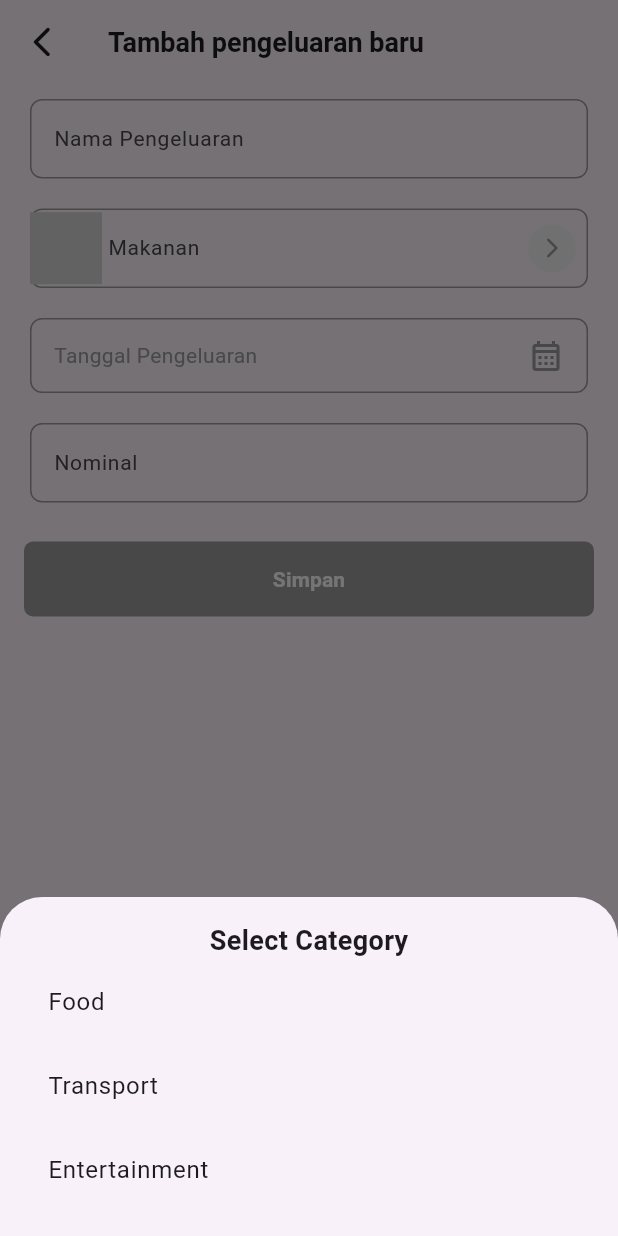
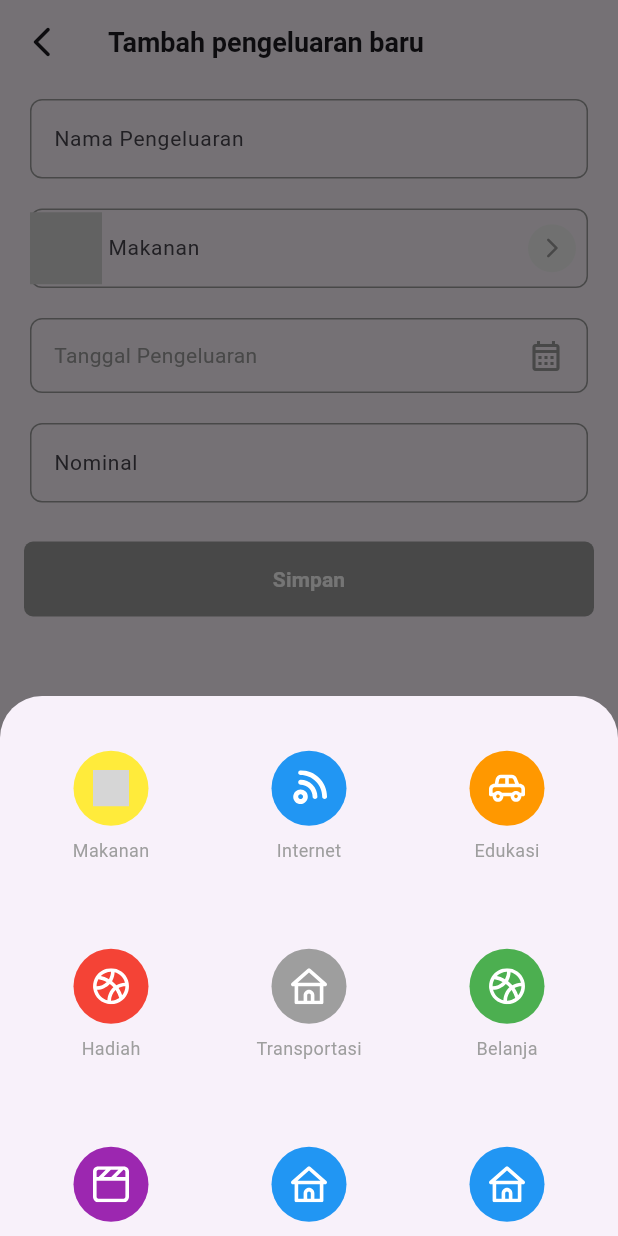
Before and after one commit to Firadians/dot_hiring_project, a Flutter app: the AddExpenseScreen screen opened directly, after a tap on "Makanan", on a phone screen of 412 x 824 dp. Run offline on Flutter 3.47's test engine with Material 3 defaults, Android fonts, the phone set to English and light mode, and no system bars; our stand-ins replace bloc, equatable, flutter_bloc, flutter_svg, shimmer, sqflite; accounts and stored records are empty; grey boxes are pictures that could not be loaded.

Commit message:
Resolved merge conflicts and added new file

```diff
--- a/lib/custom_text_editable_widget.dart
+++ b/lib/custom_text_editable_widget.dart
@@ -2,6 +2,8 @@ import 'package:flutter/material.dart';
 import 'package:intl/intl.dart';
 import 'package:flutter_svg/flutter_svg.dart';
 import 'package:flutter/services.dart';
+import 'models/category_model.dart';
+import 'database.dart';
 
 class CustomTextEditableWidget extends StatefulWidget {
   final String hintText;
@@ -156,45 +158,81 @@ class CustomCategoryWidget extends StatefulWidget {
 
 class _CustomCategoryWidgetState extends State<CustomCategoryWidget> {
   void _showCategoryBottomSheet(BuildContext context) {
+    // Color map for category background
+    final Map<String, Color> colorMap = {
+      'Makanan': Colors.yellow,
+      'Internet': Colors.blue,
+      'Edukasi': Colors.orange,
+      'Transport': Colors.purple,
+      'Belanja': Colors.green,
+      'Alat Rumah': Colors.purple,
+      'Olahraga': Colors.blue,
+      'Hiburan': Colors.blue,
+      'Hadiah': Colors.red,
+      // Default color
+      'default': Colors.grey,
+    };
+
+    // Function to get color based on category name
+    Color _getColorForCategory(String name) {
+      return colorMap[name] ?? colorMap['default']!;
+    }
+
     showModalBottomSheet(
       context: context,
       builder: (BuildContext context) {
+        return FutureBuilder<List<Category>>(
+          future: DatabaseHelper().fetchCategories(),
+          builder: (context, snapshot) {
+            if (snapshot.connectionState == ConnectionState.waiting) {
+              return Center(child: CircularProgressIndicator());
+            } else if (snapshot.hasError) {
+              return Center(child: Text("Error: ${snapshot.error}"));
+            } else if (snapshot.hasData) {
               return Container(
-          padding: EdgeInsets.all(16.0),
-          child: Column(
-            mainAxisSize: MainAxisSize.min,
+                height: 360, // Increased height to fit 3 rows
+                padding: EdgeInsets.all(8),
+                child: GridView.count(
+                  crossAxisCount: 3,
+                  childAspectRatio: 1, // Adjusted for better fit
+                  children: List.generate(snapshot.data!.length, (index) {
+                    Category category = snapshot.data![index];
+                    return Column(
+                      mainAxisAlignment: MainAxisAlignment.center,
                       children: [
-              Text(
-                'Select Category',
-                style: TextStyle(
-                  fontSize: 18,
-                  fontWeight: FontWeight.bold,
+                        Container(
+                          width: 50,
+                          height: 50,
+                          decoration: BoxDecoration(
+                            color: _getColorForCategory(category.name),
+                            shape: BoxShape.circle,
+                          ),
+                          child: Center(
+                            child: SvgPicture.asset(
+                              'assets/${category.icon}',
+                              width: 24,
+                              height: 24,
+                              color: Colors.white,
                             ),
                           ),
-              // Add your category options here
-              ListTile(
-                title: Text('Food'),
-                onTap: () {
-                  widget.controller.text = 'Food';
-                  Navigator.pop(context);
-                },
                         ),
-              ListTile(
-                title: Text('Transport'),
-                onTap: () {
-                  widget.controller.text = 'Transport';
-                  Navigator.pop(context);
-                },
+                        SizedBox(height: 8),
+                        Text(
+                          category.name,
+                          style: TextStyle(
+                            fontSize: 12,
+                            color: Colors.grey,
                           ),
-              ListTile(
-                title: Text('Entertainment'),
-                onTap: () {
-                  widget.controller.text = 'Entertainment';
-                  Navigator.pop(context);
-                },
                         ),
                       ],
+                    );
+                  }),
                 ),
+              );
+            } else {
+              return Center(child: Text("No categories found"));
+            }
+          },
         );
       },
     );
--- a/lib/home_screen.dart
+++ b/lib/home_screen.dart
@@ -352,13 +352,13 @@ class CategoryContainer extends StatelessWidget {
     final colorMap = {
       'Makanan': Colors.yellow,
       'Internet': Colors.blue,
-      'Transportasi': Colors.purple,
       'Edukasi': Colors.orange,
-      'Hadiah': Colors.orange,
-      'Belanja': Colors.orange,
-      'Alat Rumah': Colors.orange,
-      'Olahraga': Colors.orange,
-      'Hiburan': Colors.orange,
+      'Transport': Colors.purple,
+      'Belanja': Colors.green,
+      'Alat Rumah': Colors.purple,
+      'Olahraga': Colors.blue,
+      'Hiburan': Colors.blue,
+      'Hadiah': Colors.red,
     };
 
     return colorMap[name] ?? Colors.grey;
--- a/lib/main.dart
+++ b/lib/main.dart
@@ -16,31 +16,31 @@ void main() async {
 
   // Insert a username (for testing purposes, you can remove this later)
   await dbHelper.insertUser("User!");
-  // await dbHelper.insertExpenses(30000, 335500);
+  await dbHelper.insertExpenses(30000, 335500);
 
   // // Insert categories (for testing purposes, you can remove this later)
-  // await dbHelper.insertCategories([
-  //   Category(name: "Makanan", amount: 70000, icon: "pizza_vector.svg"),
-  //   Category(name: "Internet", amount: 50000, icon: "makanan_vector.svg"),
-  //   Category(name: "Edukasi", amount: 20000, icon: "hadiah_vector.svg"),
-  //   Category(name: "Hadiah", amount: 20000, icon: "alat_rumah_vector.svg"),
-  //   Category(name: "Transportasi", amount: 20000, icon: "belanja_vector.svg"),
-  //   Category(name: "Belanja", amount: 20000, icon: "alat_rumah_vector.svg"),
-  //   Category(name: "Alat Rumah", amount: 20000, icon: "olahraga_vector.svg"),
-  //   Category(name: "Olahraga", amount: 20000, icon: "belanja_vector.svg"),
-  //   Category(name: "Hiburan", amount: 20000, icon: "belanja_vector.svg"),
-  // ]);
+  await dbHelper.insertCategories([
+    Category(name: "Makanan", amount: 70000, icon: "pizza_vector.svg"),
+    Category(name: "Internet", amount: 50000, icon: "makanan_vector.svg"),
+    Category(name: "Edukasi", amount: 20000, icon: "hadiah_vector.svg"),
+    Category(name: "Hadiah", amount: 20000, icon: "alat_rumah_vector.svg"),
+    Category(name: "Transportasi", amount: 20000, icon: "belanja_vector.svg"),
+    Category(name: "Belanja", amount: 20000, icon: "alat_rumah_vector.svg"),
+    Category(name: "Alat Rumah", amount: 20000, icon: "olahraga_vector.svg"),
+    Category(name: "Olahraga", amount: 20000, icon: "belanja_vector.svg"),
+    Category(name: "Hiburan", amount: 20000, icon: "belanja_vector.svg"),
+  ]);
 
   // // Insert transactions (for testing purposes, you can remove this later)
-  // await dbHelper.insertTransactions([
-  //   Transaction(
-  //       description: "Ayam Geprek", amount: 15000, date: DateTime.now()),
-  //   Transaction(description: "Gojek", amount: 15000, date: DateTime.now()),
-  //   Transaction(
-  //       description: "Paket Data",
-  //       amount: 50000,
-  //       date: DateTime.now().subtract(Duration(days: 1))),
-  // ]);
+  await dbHelper.insertTransactions([
+    Transaction(
+        description: "Ayam Geprek", amount: 15000, date: DateTime.now()),
+    Transaction(description: "Gojek", amount: 15000, date: DateTime.now()),
+    Transaction(
+        description: "Paket Data",
+        amount: 50000,
+        date: DateTime.now().subtract(Duration(days: 1))),
+  ]);
 
   runApp(const MyApp());
 }
```
Lines whose indentation alone changed are shown as unchanged.
